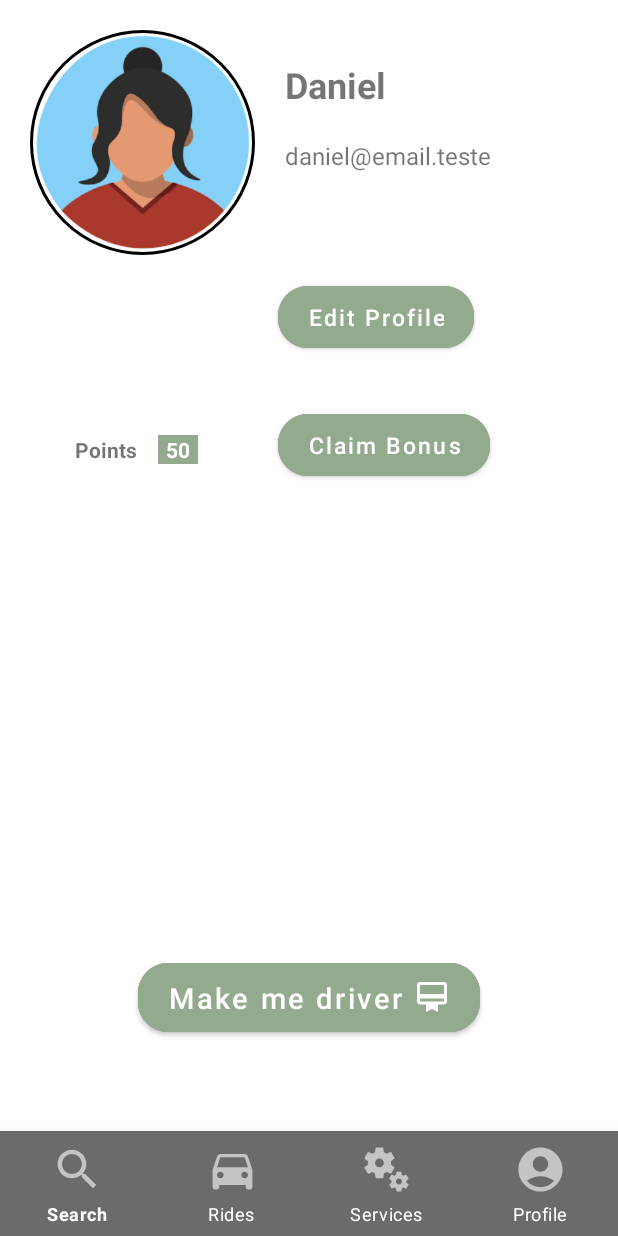
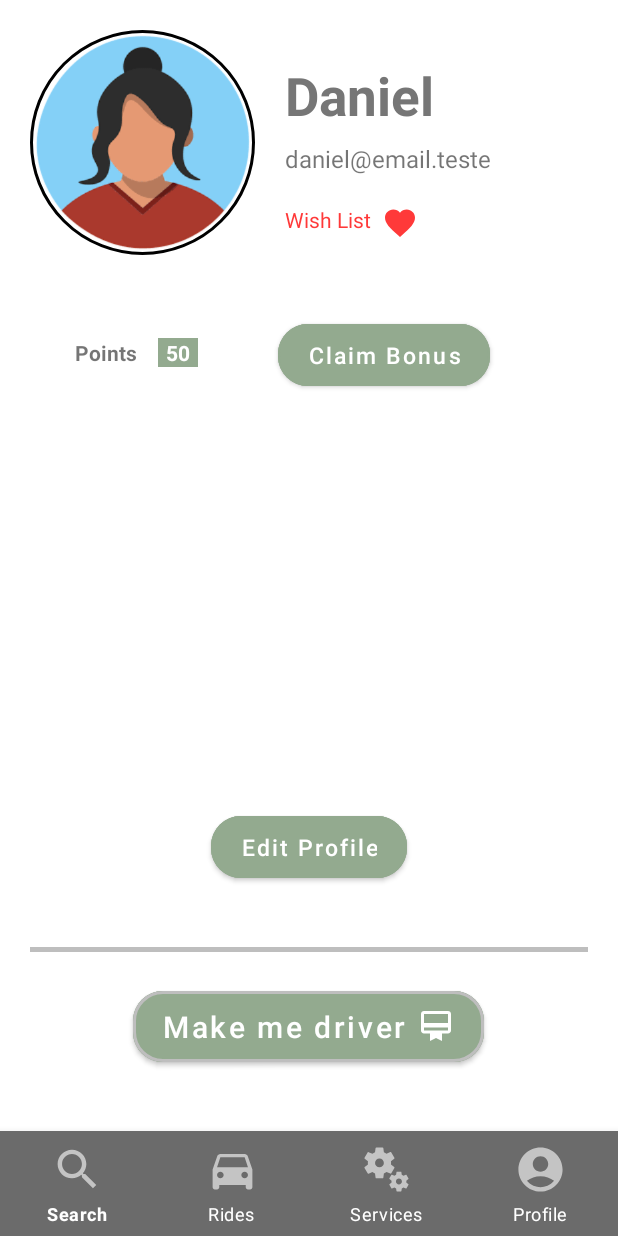
Before and after one commit to LuisPereira474/TPCM, an Android app: the Perfil screen opened directly, with no data from a screen before it, on a phone screen of 412 x 824 dp. Run offline under Robolectric (Android 15) with nearby library versions, the phone set to English and light mode, and no system bars; our stand-ins replace CircleImageView, Firebase (no records; nobody signed in at launch, a user with empty details on screens opened directly).

Commit message:
Edit layout Profile Page - Design and WishList Link

```diff
--- a/app/src/main/res/layout/activity_perfil.xml
+++ b/app/src/main/res/layout/activity_perfil.xml
@@ -24,15 +24,16 @@
         android:layout_width="wrap_content"
         android:layout_height="wrap_content"
         android:text="Daniel"
-        android:textSize="24dp"
+        android:textColor="#767676"
+        android:textSize="35dp"
         android:textStyle="bold"
         />
+
     <TextView
         android:id="@+id/perfilEmail"
         android:layout_below="@+id/perfilName"
-        android:layout_alignStart="@+id/perfilAvatar"
-        android:layout_marginStart="170dp"
-        android:layout_marginTop="20dp"
+        android:layout_alignLeft="@+id/perfilName"
+        android:layout_marginTop="7dp"
         android:layout_width="wrap_content"
         android:layout_height="wrap_content"
         android:text="daniel@email.teste"
@@ -40,26 +41,18 @@
         />
 
 
-    <Button
-        android:id="@+id/EditBtt"
-        android:layout_below="@+id/perfilEmail"
-        android:layout_alignStart="@+id/perfilAvatar"
-        android:layout_marginStart="165dp"
-        android:layout_marginTop="70dp"
-        android:onClick="editProfile"
-        android:text="@string/editperfil"
+    <TextView
+        android:id="@+id/wishList"
         android:layout_width="wrap_content"
         android:layout_height="wrap_content"
-        android:backgroundTint="@color/principal"
-        android:padding="10dp"
-        android:paddingStart="20dp"
-        android:paddingEnd="20dp"
-        android:textAllCaps="false"
-        android:textColor="@color/white"
-        android:textSize="15sp"
-        app:cornerRadius="20dp"
-        app:strokeColor="@color/principal"
-        app:strokeWidth="1dp"/>
+        android:layout_below="@+id/perfilEmail"
+        android:layout_alignLeft="@+id/perfilEmail"
+        android:layout_marginTop="20dp"
+        android:text="@string/wishList"
+        android:textColor="#FF3939"
+        android:drawableEnd="@drawable/ic_baseline_favorite_24"
+        android:drawablePadding="7dp"/>
+
 
     <TextView
         android:id="@+id/labelPoints"
@@ -67,7 +60,7 @@
         android:layout_height="wrap_content"
         android:text="@string/points"
         android:layout_below="@+id/perfilAvatar"
-        android:layout_marginTop="120dp"
+        android:layout_marginTop="55dp"
         android:layout_marginStart="50dp"
         android:textStyle="bold"/>
 
@@ -78,7 +71,7 @@
         android:layout_below="@+id/perfilAvatar"
         android:layout_alignStart="@+id/labelPoints"
         android:layout_marginStart="55dp"
-        android:layout_marginTop="120dp"
+        android:layout_marginTop="55dp"
         android:background="@color/principal"
         android:paddingStart="5dp"
         android:paddingEnd="5dp"
@@ -91,7 +84,7 @@
         android:layout_below="@+id/perfilAvatar"
         android:layout_alignStart="@+id/points"
         android:layout_marginStart="80dp"
-        android:layout_marginTop="100dp"
+        android:layout_marginTop="40dp"
         android:onClick="editProfile"
         android:text="@string/claimpts"
         android:layout_width="wrap_content"
@@ -109,9 +102,41 @@
 
 
     <Button
+        android:id="@+id/EditBtt"
+        android:layout_centerHorizontal="true"
+        android:layout_above="@+id/view"
+        android:layout_marginBottom="40dp"
+        android:onClick="editProfile"
+        android:text="@string/editperfil"
+        android:layout_width="wrap_content"
+        android:layout_height="wrap_content"
+        android:backgroundTint="@color/principal"
+        android:padding="10dp"
+        android:paddingStart="20dp"
+        android:paddingEnd="20dp"
+        android:textAllCaps="false"
+        android:textColor="@color/white"
+        android:textSize="15sp"
+        app:cornerRadius="20dp"
+        app:strokeColor="@color/principal"
+        app:strokeWidth="1dp"/>
+
+    <View
+        android:id="@+id/view"
+        android:layout_width="match_parent"
+        android:layout_height="3dp"
+        android:background="#BEBEBE"
+        android:layout_above="@+id/registarCondutor"
+        android:layout_marginLeft="20dp"
+        android:layout_marginRight="20dp"
+        android:layout_marginBottom="20dp"
+        />
+
+
+    <Button
         android:id="@+id/registarCondutor"
         android:layout_alignBottom="@+id/bottom_navigation"
-        android:layout_marginBottom="130dp"
+        android:layout_marginBottom="110dp"
         android:layout_centerHorizontal="true"
         android:onClick="editProfile"
         android:text="@string/makemedriver"
@@ -124,10 +149,10 @@
         android:paddingEnd="20dp"
         android:textAllCaps="false"
         android:textColor="@color/white"
-        android:textSize="19sp"
+        android:textSize="20sp"
         app:cornerRadius="20dp"
-        app:strokeColor="@color/principal"
-        app:strokeWidth="1dp"/>
+        app:strokeColor="#BEBEBE"
+        app:strokeWidth="2dp"/>
 
 
     <!--Nav Bar-->
--- a/app/src/main/res/layout/search_line.xml
+++ b/app/src/main/res/layout/search_line.xml
@@ -75,7 +75,7 @@
             android:textColor="#FF3939"
             android:layout_toRightOf="@+id/moreInfo"
             android:layout_alignTop="@+id/moreInfo"
-            android:layout_marginLeft="70dp"
+            android:layout_marginLeft="50dp"
             android:drawableEnd="@drawable/ic_baseline_favorite_24"
             android:drawablePadding="7dp"/>
 
```
